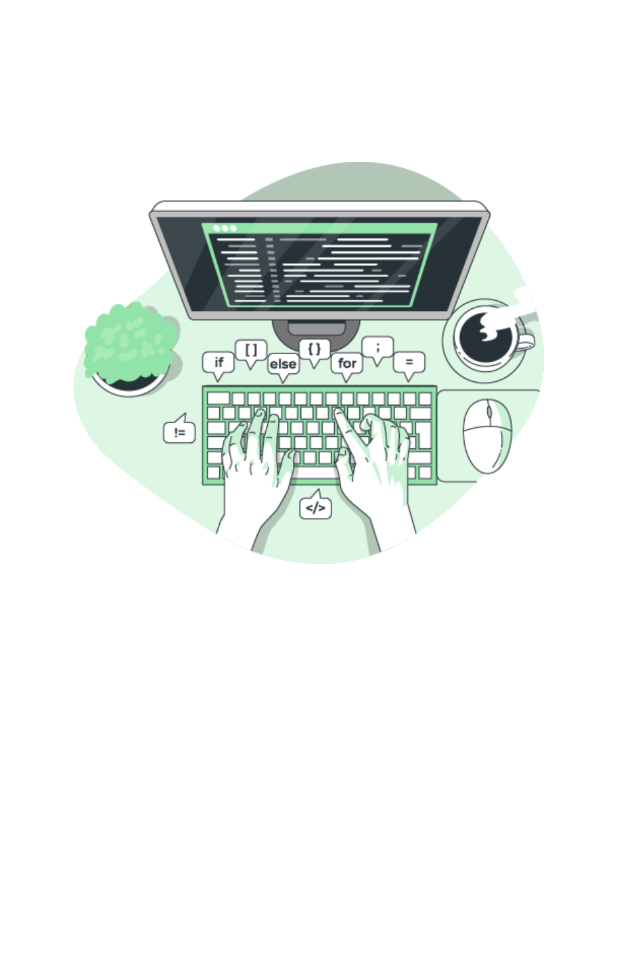
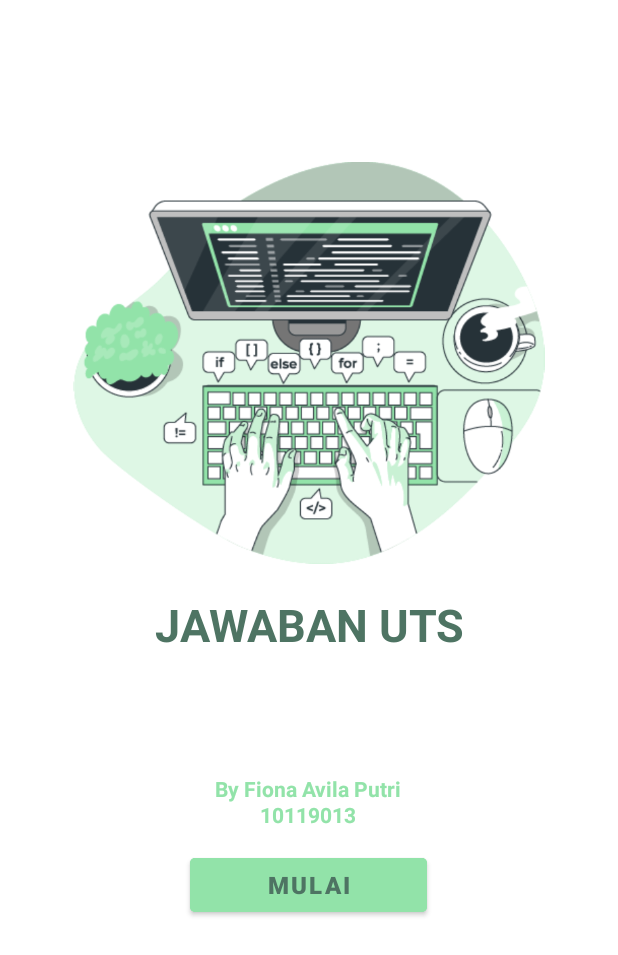
Before and after one commit to fi-yona/10119013_UTS_AKB, an Android app: the screen it shows after launch (MainActivity), on a phone screen of 412 x 824 dp. Shown: the top 955 px of the screen. Run offline under Robolectric (Android 15) with nearby library versions, the phone set to English and light mode, and no system bars.

Commit message:
add layout splash screen

```diff
--- a/app/src/main/res/layout/activity_main.xml
+++ b/app/src/main/res/layout/activity_main.xml
@@ -14,7 +14,7 @@
 
     <ImageView
         android:id="@+id/splash_image"
-        android:layout_width="314dp"
+        android:layout_width="wrap_content"
         android:layout_height="268dp"
         android:layout_alignParentTop="true"
         android:layout_centerHorizontal="true"
@@ -22,4 +22,58 @@
         android:clipToOutline="true"
         app:srcCompat="@drawable/splash_screen_image"/>
 
+    <TextView
+        android:id="@+id/jawaban_uts"
+        android:layout_width="500dp"
+        android:layout_height="wrap_content"
+        android:layout_centerHorizontal="true"
+        android:layout_marginTop="380dp"
+        android:fontFamily="sans-serif"
+        android:gravity="center_horizontal|top"
+        android:lineHeight="19sp"
+        android:text="JAWABAN UTS"
+        android:textColor="#4E7463"
+        android:textSize="30sp"
+        android:textStyle="bold" />
+
+    <TextView
+        android:id="@+id/identity_splash"
+        android:layout_width="194dp"
+        android:layout_height="wrap_content"
+        android:lineHeight="17sp"
+        android:layout_alignParentTop="true"
+        android:layout_centerHorizontal="true"
+        android:layout_marginTop="500dp"
+        android:text="By Fiona Avila Putri\n10119013"
+        android:textSize="14sp"
+        android:textColor="#92E3A9"
+        android:textStyle="bold"
+        android:gravity="center_horizontal|top"
+        />
+
+    <Button
+        android:id="@+id/button_mulai"
+        android:layout_width="158dp"
+        android:layout_height="wrap_content"
+        android:layout_alignParentTop="true"
+        android:layout_centerHorizontal="true"
+        android:layout_marginTop="550dp"
+        android:width="160dp"
+        android:height="33dp"
+        android:elevation="8dp"
+        android:backgroundTint="#92E3A9"
+        android:text="MULAI"
+        android:viewportWidth="160"
+        android:viewportHeight="33"
+        android:strokeWidth="2"
+        android:strokeColor="#47000000"
+        app:cornerRadius="5px"
+        android:textAlignment="center"
+        android:textAllCaps="true"
+        android:textColor="#4E7463"
+        android:textSize="16dp"
+        android:textStyle="bold"
+        />
+
+
 </RelativeLayout>
```
